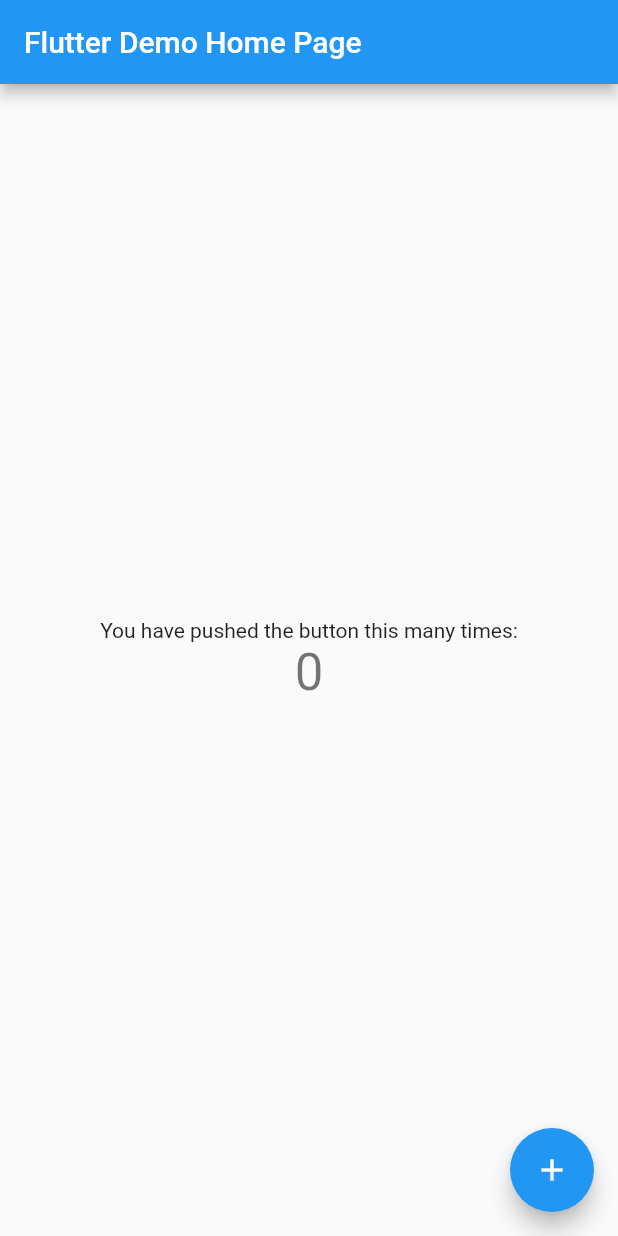
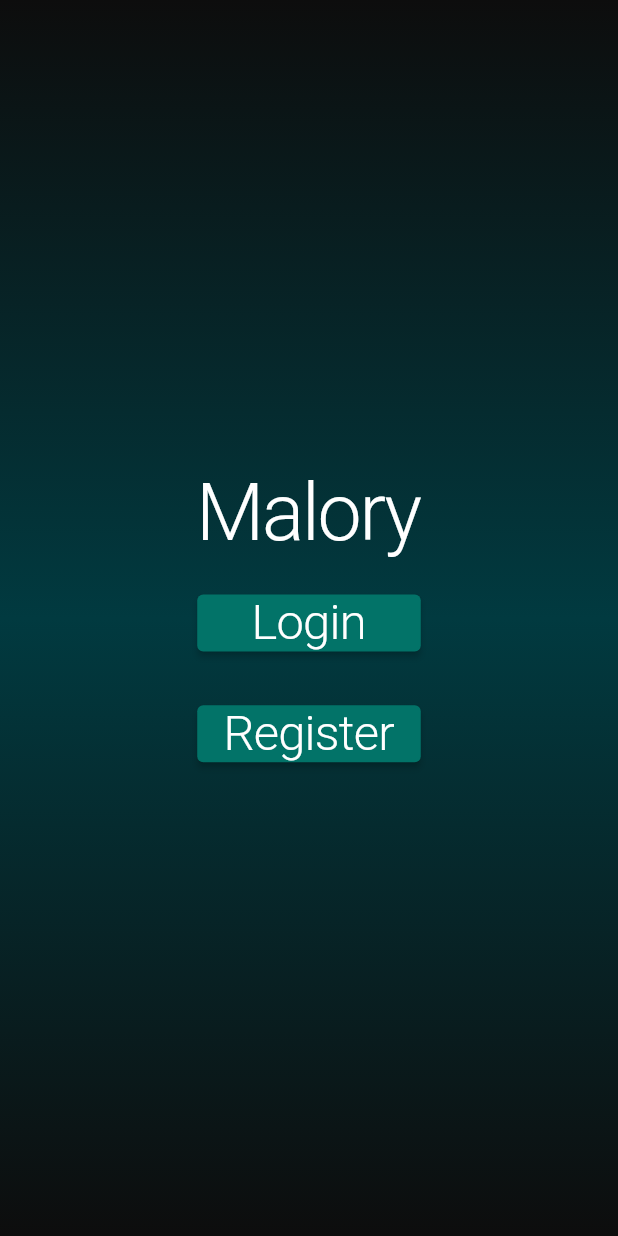
Before and after one commit to ItayElf/Malory, a Flutter app: the screen it shows after launch, on a phone screen of 412 x 824 dp. Run offline on Flutter 3.47's test engine with Material 2 defaults, Android fonts, the light colour scheme and no system bars; our stand-ins replace google_fonts.

Commit message:
menu and autoresize

```diff
--- a/lib/main.dart
+++ b/lib/main.dart
@@ -1,115 +1,103 @@
 import 'package:flutter/material.dart';
+import 'package:google_fonts/google_fonts.dart';
+import 'package:malory/screens/home_screen.dart';
+import 'package:malory/utils.dart';
 
-void main() {
+void main() async {
+  WidgetsFlutterBinding.ensureInitialized();
   runApp(const MyApp());
 }
 
 class MyApp extends StatelessWidget {
   const MyApp({Key? key}) : super(key: key);
 
-  // This widget is the root of your application.
   @override
   Widget build(BuildContext context) {
-    return MaterialApp(
-      title: 'Flutter Demo',
-      theme: ThemeData(
-        // This is the theme of your application.
-        //
-        // Try running your application with "flutter run". You'll see the
-        // application has a blue toolbar. Then, without quitting the app, try
-        // changing the primarySwatch below to Colors.green and then invoke
-        // "hot reload" (press "r" in the console where you ran "flutter run",
-        // or simply save your changes to "hot reload" in a Flutter IDE).
-        // Notice that the counter didn't reset back to zero; the application
-        // is not restarted.
-        primarySwatch: Colors.blue,
+    return LayoutBuilder(
+      builder: (context, constraints) => MaterialApp(
+        title: 'Flutter Demo',
+        theme: ThemeData(
+            primaryColor: const Color(0xff027368),
+            textTheme: TextTheme(
+              headline1: GoogleFonts.cinzelDecorative(
+                fontSize: convert(71),
+                fontWeight: FontWeight.w300,
+                letterSpacing: -1.5,
+                color: Colors.white,
+              ),
+              headline2: GoogleFonts.cinzelDecorative(
+                fontSize: convert(44),
+                fontWeight: FontWeight.w300,
+                letterSpacing: -0.5,
+                color: Colors.white,
+              ),
+              headline3: GoogleFonts.cinzelDecorative(
+                fontSize: convert(36),
+                fontWeight: FontWeight.w400,
+                color: Colors.white,
+              ),
+              headline4: GoogleFonts.cinzelDecorative(
+                fontSize: convert(25),
+                fontWeight: FontWeight.w400,
+                letterSpacing: 0.25,
+                color: Colors.white,
+              ),
+              headline5: GoogleFonts.cinzelDecorative(
+                fontSize: convert(18),
+                fontWeight: FontWeight.w400,
+                color: Colors.white,
+              ),
+              headline6: GoogleFonts.cinzelDecorative(
+                fontSize: convert(15),
+                fontWeight: FontWeight.w500,
+                letterSpacing: 0.15,
+                color: Colors.white,
+              ),
+              subtitle1: GoogleFonts.cinzelDecorative(
+                fontSize: convert(12),
+                fontWeight: FontWeight.w400,
+                letterSpacing: 0.15,
+                color: Colors.white,
+              ),
+              subtitle2: GoogleFonts.cinzelDecorative(
+                fontSize: convert(10),
+                fontWeight: FontWeight.w500,
+                letterSpacing: 0.1,
+                color: Colors.white,
+              ),
+              bodyText1: GoogleFonts.cinzel(
+                fontSize: convert(14),
+                fontWeight: FontWeight.w400,
+                letterSpacing: 0.5,
+                color: Colors.white,
+              ),
+              bodyText2: GoogleFonts.cinzel(
+                fontSize: convert(12),
+                fontWeight: FontWeight.w400,
+                letterSpacing: 0.25,
+                color: Colors.white,
+              ),
+              button: GoogleFonts.cinzel(
+                fontSize: convert(12),
+                fontWeight: FontWeight.w500,
+                letterSpacing: 1.25,
+                color: Colors.white,
+              ),
+              caption: GoogleFonts.cinzel(
+                fontSize: convert(10),
+                fontWeight: FontWeight.w400,
+                letterSpacing: 0.4,
+                color: Colors.white,
+              ),
+              overline: GoogleFonts.cinzel(
+                fontSize: convert(9),
+                fontWeight: FontWeight.w400,
+                letterSpacing: 1.5,
+                color: Colors.white,
+              ),
+            )),
+        home: const Home(),
       ),
-      home: const MyHomePage(title: 'Flutter Demo Home Page'),
     );
   }
 }
-
-class MyHomePage extends StatefulWidget {
-  const MyHomePage({Key? key, required this.title}) : super(key: key);
-
-  // This widget is the home page of your application. It is stateful, meaning
-  // that it has a State object (defined below) that contains fields that affect
-  // how it looks.
-
-  // This class is the configuration for the state. It holds the values (in this
-  // case the title) provided by the parent (in this case the App widget) and
-  // used by the build method of the State. Fields in a Widget subclass are
-  // always marked "final".
-
-  final String title;
-
-  @override
-  State<MyHomePage> createState() => _MyHomePageState();
-}
-
-class _MyHomePageState extends State<MyHomePage> {
-  int _counter = 0;
-
-  void _incrementCounter() {
-    setState(() {
-      // This call to setState tells the Flutter framework that something has
-      // changed in this State, which causes it to rerun the build method below
-      // so that the display can reflect the updated values. If we changed
-      // _counter without calling setState(), then the build method would not be
-      // called again, and so nothing would appear to happen.
-      _counter++;
-    });
-  }
-
-  @override
-  Widget build(BuildContext context) {
-    // This method is rerun every time setState is called, for instance as done
-    // by the _incrementCounter method above.
-    //
-    // The Flutter framework has been optimized to make rerunning build methods
-    // fast, so that you can just rebuild anything that needs updating rather
-    // than having to individually change instances of widgets.
-    return Scaffold(
-      appBar: AppBar(
-        // Here we take the value from the MyHomePage object that was created by
-        // the App.build method, and use it to set our appbar title.
-        title: Text(widget.title),
-      ),
-      body: Center(
-        // Center is a layout widget. It takes a single child and positions it
-        // in the middle of the parent.
-        child: Column(
-          // Column is also a layout widget. It takes a list of children and
-          // arranges them vertically. By default, it sizes itself to fit its
-          // children horizontally, and tries to be as tall as its parent.
-          //
-          // Invoke "debug painting" (press "p" in the console, choose the
-          // "Toggle Debug Paint" action from the Flutter Inspector in Android
-          // Studio, or the "Toggle Debug Paint" command in Visual Studio Code)
-          // to see the wireframe for each widget.
-          //
-          // Column has various properties to control how it sizes itself and
-          // how it positions its children. Here we use mainAxisAlignment to
-          // center the children vertically; the main axis here is the vertical
-          // axis because Columns are vertical (the cross axis would be
-          // horizontal).
-          mainAxisAlignment: MainAxisAlignment.center,
-          children: <Widget>[
-            const Text(
-              'You have pushed the button this many times:',
-            ),
-            Text(
-              '$_counter',
-              style: Theme.of(context).textTheme.headline4,
-            ),
-          ],
-        ),
-      ),
-      floatingActionButton: FloatingActionButton(
-        onPressed: _incrementCounter,
-        tooltip: 'Increment',
-        child: const Icon(Icons.add),
-      ), // This trailing comma makes auto-formatting nicer for build methods.
-    );
-  }
-}
--- /dev/null
+++ b/lib/screens/home_screen.dart
@@ -0,0 +1,61 @@
+import 'package:flutter/material.dart';
+import 'package:malory/utils.dart';
+
+class Home extends StatelessWidget {
+  const Home({Key? key}) : super(key: key);
+
+  @override
+  Widget build(BuildContext context) {
+    return Material(
+      child: Container(
+        decoration: const BoxDecoration(
+          gradient: LinearGradient(
+            begin: Alignment.topCenter,
+            end: Alignment.bottomCenter,
+            colors: [Color(0xff0d0d0d), Color(0xff013a40), Color(0xff0d0d0d)],
+          ),
+        ),
+        child: Center(
+          child: IntrinsicWidth(
+            child: Column(
+              crossAxisAlignment: CrossAxisAlignment.stretch,
+              mainAxisSize: MainAxisSize.min,
+              children: [
+                Text(
+                  "Malory",
+                  style: Theme.of(context).textTheme.headline1,
+                ),
+                SizedBox(
+                  height: convert(25),
+                ),
+                ElevatedButton(
+                  style: ElevatedButton.styleFrom(
+                    primary: Theme.of(context).primaryColor,
+                  ),
+                  onPressed: () {},
+                  child: Text(
+                    "Login",
+                    style: Theme.of(context).textTheme.headline2,
+                  ),
+                ),
+                SizedBox(
+                  height: convert(35),
+                ),
+                ElevatedButton(
+                  style: ElevatedButton.styleFrom(
+                    primary: Theme.of(context).primaryColor,
+                  ),
+                  onPressed: () {},
+                  child: Text(
+                    "Register",
+                    style: Theme.of(context).textTheme.headline2,
+                  ),
+                ),
+              ],
+            ),
+          ),
+        ),
+      ),
+    );
+  }
+}
--- /dev/null
+++ b/lib/utils.dart
@@ -0,0 +1,10 @@
+import 'dart:ui';
+
+import 'package:flutter/cupertino.dart';
+
+double convert(double num) {
+  double pixelRatio = window.devicePixelRatio;
+  Size logicalScreenSize = window.physicalSize / pixelRatio;
+  double logicalWidth = logicalScreenSize.width;
+  return logicalWidth * num / 1080;
+}
--- a/pubspec.yaml
+++ b/pubspec.yaml
@@ -29,6 +29,11 @@
 dependencies:
   flutter:
     sdk: flutter
+  google_fonts: ^2.1.0
+  window_manager:
+    git:
+      url: https://github.com/leanflutter/window_manager.git
+      ref: main
 
 
   # The following adds the Cupertino Icons font to your application.
```
Also changed, not shown: pubspec.lock, 6 other files.
